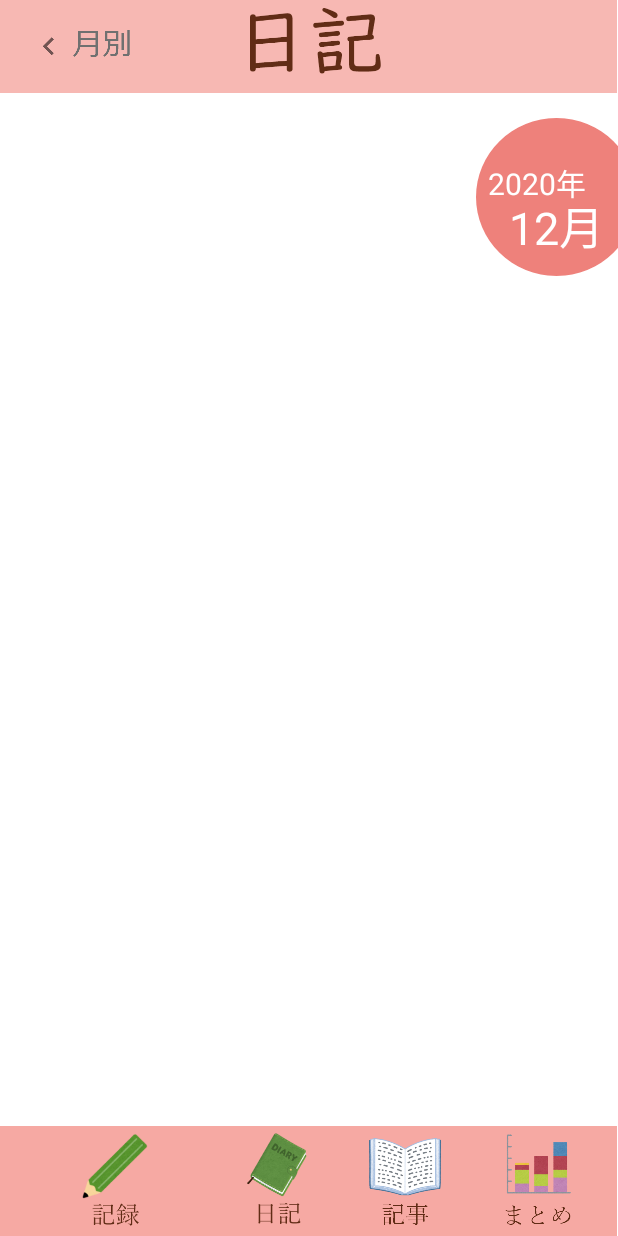
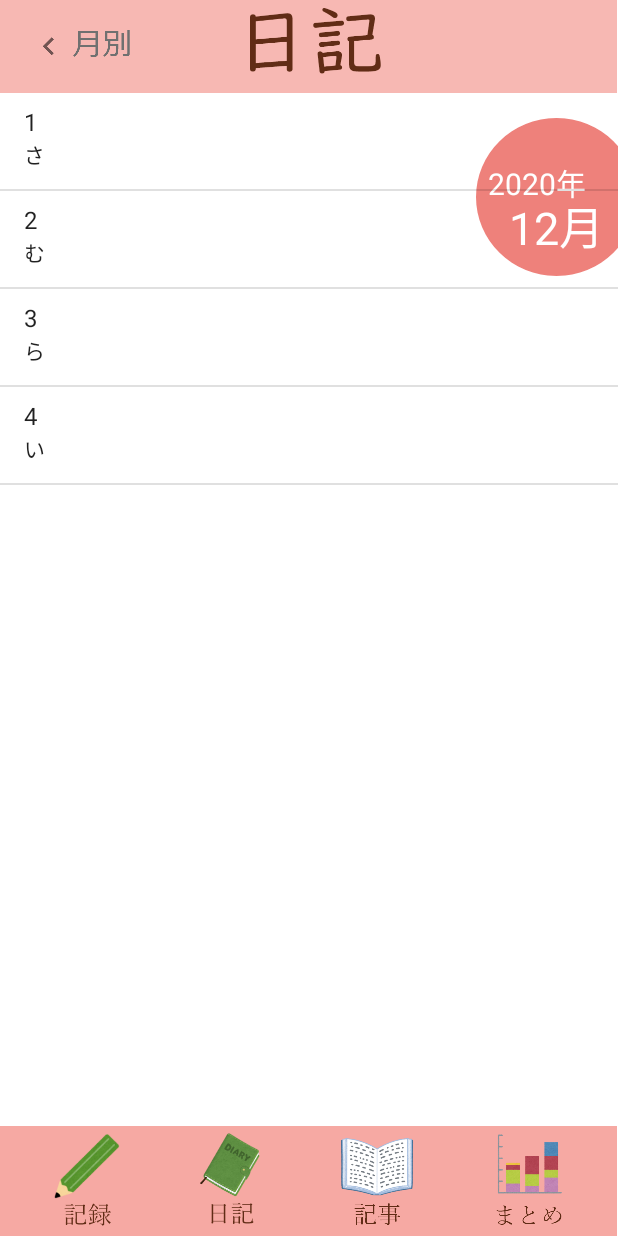
Before and after one commit to noriaki0818/PamaProject, an Android app: the Nikki screen opened directly, with no data from a screen before it, on a phone screen of 412 x 824 dp. Run offline under Robolectric (Android 15) with nearby library versions, the phone set to English and light mode, and no system bars; 1 statement that could not run was skipped.

Commit message:
1/20 匠哉2

```diff
--- a/app/src/main/java/com/example/pamaproject/Nikki.java
+++ b/app/src/main/java/com/example/pamaproject/Nikki.java
@@ -6,7 +6,14 @@ import android.os.Bundle;
 import android.view.View;
 
 import android.widget.ImageButton;
+import android.widget.ListView;
+import android.widget.SimpleAdapter;
 import android.widget.Toast;
+
+import java.util.ArrayList;
+import java.util.HashMap;
+import java.util.List;
+import java.util.Map;
 
 public class Nikki extends AppCompatActivity implements View.OnClickListener {
     ImageButton bo_tukibetu,bo_record,bo_nikki,bo_article,bo_summary;
@@ -34,12 +41,44 @@ public class Nikki extends AppCompatActivity implements View.OnClickListener {
         Toast.makeText(this,m,Toast.LENGTH_SHORT).show();
 
 
+        //dbから持ってきたデータをlistに入れる
+        //日
+        List<String> hi = new ArrayList<>();
+        hi.add("1");
+        hi.add("2");
+        hi.add("3");
+        hi.add("4");
+        //内容
+        List<String> nai = new ArrayList<>();
+        nai.add("さ");
+        nai.add("む");
+        nai.add("ら");
+        nai.add("い");
 
 
 
+        // listを配列に入れる
+        String[] hiniti = hi.toArray(new String[hi.size()]);
+        String[] naiyou = nai.toArray(new String[hi.size()]);
 
+        // ListViewに表示するリスト項目をArrayListで準備する
+        List<Map<String, String>> data = new ArrayList<Map<String, String>>();
+        for (int i=0; i<hiniti.length; i++){
+            Map<String, String> item = new HashMap<String, String>();
+            item.put("hiniti", hiniti[i]);
+            item.put("naiyou", naiyou[i]);
+            data.add(item);
+        }
 
+        // リスト項目とListViewを対応付けるArrayAdapterを用意する
+        SimpleAdapter adapter = new SimpleAdapter(this, data,
+                android.R.layout.simple_list_item_2,
+                new String[] { "hiniti", "naiyou" },
+                new int[] { android.R.id.text1, android.R.id.text2});
 
+        // ListViewにArrayAdapterを設定する
+        ListView listView = (ListView)findViewById(R.id.listView);
+        listView.setAdapter(adapter);
 
 
     }
--- a/app/src/main/res/layout/activity_nikki.xml
+++ b/app/src/main/res/layout/activity_nikki.xml
@@ -5,6 +5,7 @@
     android:layout_width="match_parent"
     android:layout_height="match_parent"
     tools:context=".Nikki">
+
 
     <ImageView
         android:id="@+id/header2"
@@ -19,19 +20,6 @@
         app:layout_constraintTop_toTopOf="parent"
         app:layout_constraintVertical_bias="0.0"
         app:srcCompat="@drawable/header" />
-
-    <ImageView
-        android:id="@+id/footer2"
-        android:layout_width="wrap_content"
-        android:layout_height="wrap_content"
-        android:scaleType="fitXY"
-        app:layout_constraintBottom_toBottomOf="parent"
-        app:layout_constraintEnd_toEndOf="parent"
-        app:layout_constraintHorizontal_bias="0.0"
-        app:layout_constraintStart_toStartOf="parent"
-        app:layout_constraintTop_toTopOf="parent"
-        app:layout_constraintVertical_bias="1.0"
-        app:srcCompat="@drawable/footer" />
 
     <ImageView
         android:id="@+id/home_circle"
@@ -72,6 +60,56 @@
         app:layout_constraintTop_toTopOf="@+id/txt_nen"
         app:layout_constraintVertical_bias="0.666" />
 
+    <ImageView
+        android:id="@+id/imageView6"
+        android:layout_width="wrap_content"
+        android:layout_height="wrap_content"
+        android:layout_weight="1"
+        app:layout_constraintBottom_toBottomOf="@+id/header2"
+        app:layout_constraintEnd_toEndOf="parent"
+        app:layout_constraintStart_toStartOf="parent"
+        app:layout_constraintTop_toTopOf="@+id/header2"
+        app:srcCompat="@drawable/text" />
+
+    <ImageButton
+        android:id="@+id/bo_tukibetu"
+        android:layout_width="wrap_content"
+        android:layout_height="wrap_content"
+        android:background="@null"
+        app:layout_constraintBottom_toBottomOf="@+id/header2"
+        app:layout_constraintEnd_toEndOf="parent"
+        app:layout_constraintHorizontal_bias="0.06"
+        app:layout_constraintStart_toStartOf="@+id/header2"
+        app:layout_constraintTop_toTopOf="parent"
+        app:srcCompat="@drawable/bo_tukibetu" />
+
+    <ScrollView
+        android:id="@+id/scrollView2"
+        android:layout_width="0dp"
+        android:layout_height="0dp"
+        app:layout_constraintEnd_toEndOf="parent"
+        app:layout_constraintStart_toStartOf="parent"
+        app:layout_constraintTop_toBottomOf="@+id/header2">
+
+        <LinearLayout
+            android:layout_width="match_parent"
+            android:layout_height="wrap_content"
+            android:orientation="vertical" />
+    </ScrollView>
+
+    <ImageView
+        android:id="@+id/footer2"
+        android:layout_width="wrap_content"
+        android:layout_height="wrap_content"
+        android:scaleType="fitXY"
+        app:layout_constraintBottom_toBottomOf="parent"
+        app:layout_constraintEnd_toEndOf="parent"
+        app:layout_constraintHorizontal_bias="0.0"
+        app:layout_constraintStart_toStartOf="parent"
+        app:layout_constraintTop_toTopOf="parent"
+        app:layout_constraintVertical_bias="1.0"
+        app:srcCompat="@drawable/footer" />
+
     <LinearLayout
         android:layout_width="393dp"
         android:layout_height="73dp"
@@ -83,7 +121,7 @@
 
         <ImageButton
             android:id="@+id/bo_record"
-            android:layout_width="95dp"
+            android:layout_width="wrap_content"
             android:layout_height="match_parent"
             android:layout_weight="1"
             android:background="@null"
@@ -109,45 +147,16 @@
             android:layout_weight="1"
             android:background="@null"
             app:srcCompat="@drawable/bo_summary" />
-
     </LinearLayout>
 
-    <ImageView
-        android:id="@+id/imageView6"
-        android:layout_width="wrap_content"
-        android:layout_height="wrap_content"
-        android:layout_weight="1"
-        app:layout_constraintBottom_toBottomOf="@+id/header2"
-        app:layout_constraintEnd_toEndOf="parent"
-        app:layout_constraintStart_toStartOf="parent"
-        app:layout_constraintTop_toTopOf="@+id/header2"
-        app:srcCompat="@drawable/text" />
-
-    <ImageButton
-        android:id="@+id/bo_tukibetu"
-        android:layout_width="wrap_content"
-        android:layout_height="wrap_content"
-        android:background="@null"
-        app:layout_constraintBottom_toBottomOf="@+id/header2"
-        app:layout_constraintEnd_toEndOf="parent"
-        app:layout_constraintHorizontal_bias="0.06"
-        app:layout_constraintStart_toStartOf="@+id/header2"
-        app:layout_constraintTop_toTopOf="parent"
-        app:srcCompat="@drawable/bo_tukibetu" />
-
-    <ScrollView
+    <ListView
+        android:id="@+id/listView"
         android:layout_width="0dp"
         android:layout_height="0dp"
         app:layout_constraintBottom_toTopOf="@+id/footer2"
         app:layout_constraintEnd_toEndOf="parent"
         app:layout_constraintStart_toStartOf="parent"
-        app:layout_constraintTop_toBottomOf="@+id/header2">
-
-        <LinearLayout
-            android:layout_width="match_parent"
-            android:layout_height="wrap_content"
-            android:orientation="vertical"/>
-    </ScrollView>
+        app:layout_constraintTop_toBottomOf="@+id/header2" />
 
 
 </androidx.constraintlayout.widget.ConstraintLayout>
```
Also changed, not shown: app/src/main/AndroidManifest.xml (+4 -14 lines), app/src/main/java/com/example/pamaproject/Nikki_naiyou.java (+28 -0 lines), app/src/main/res/layout/activity_nikki_naiyou.xml (+2 -14 lines).
